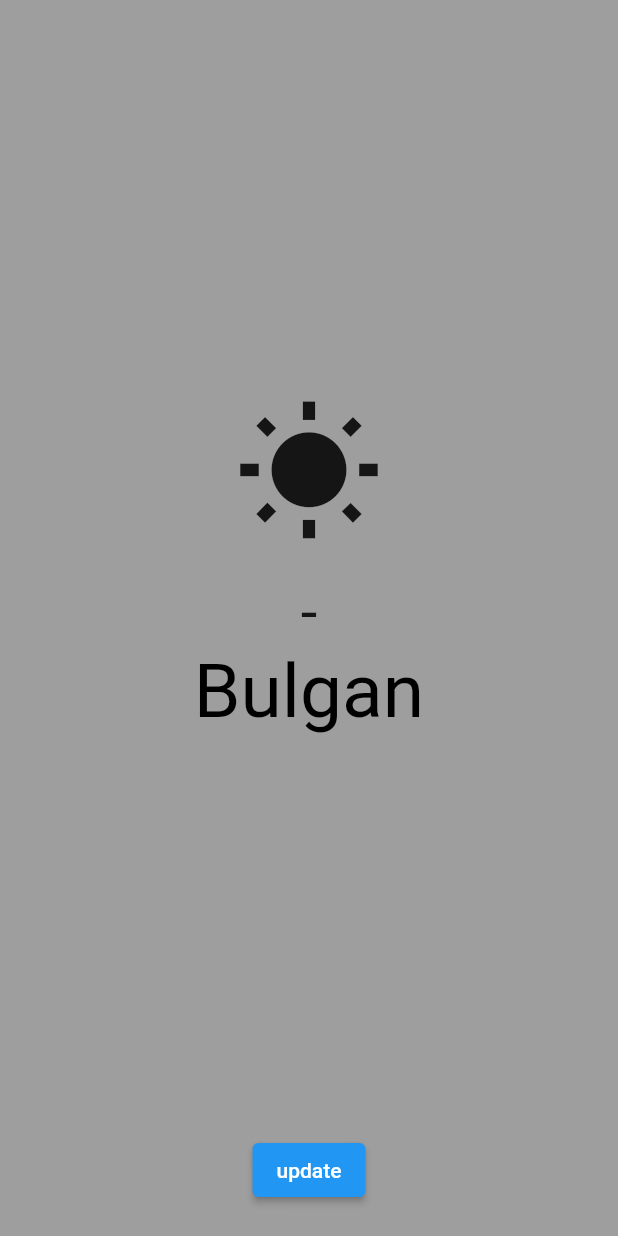
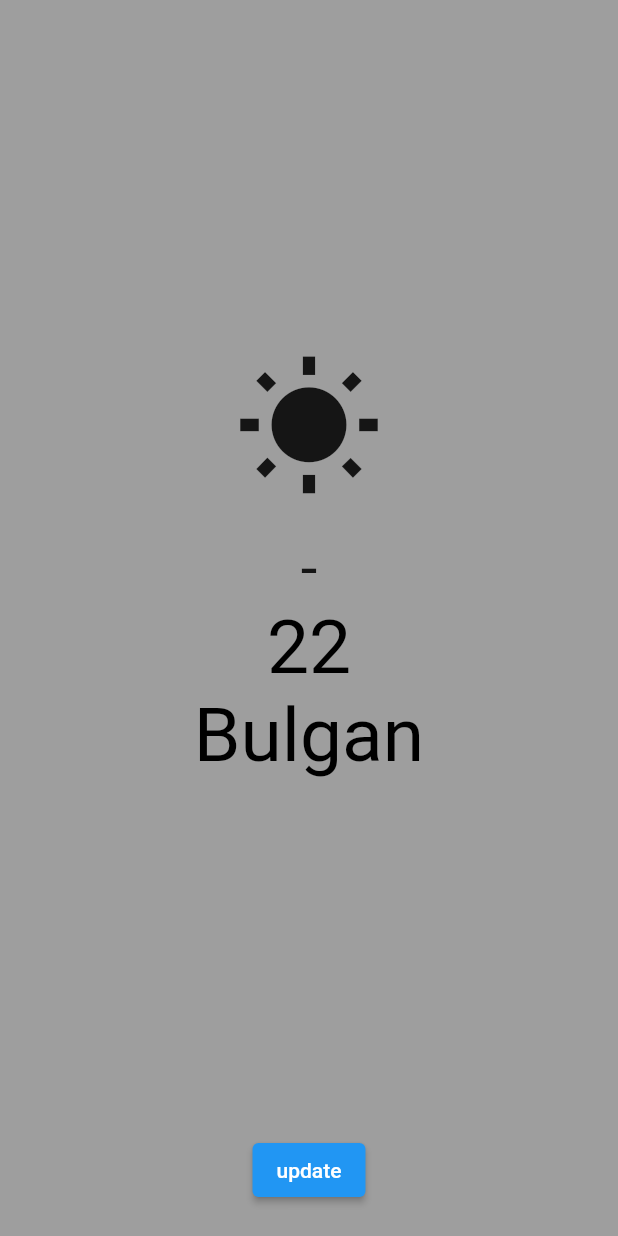
Before and after one commit to bulgaa1111/weather_app, a Flutter app: the screen it shows after launch, on a phone screen of 412 x 824 dp. Run offline on Flutter 3.47's test engine with Material 2 defaults, Android fonts, the phone set to English and light mode, and no system bars.

Commit message:
weather changing

```diff
--- a/lib/weather.dart
+++ b/lib/weather.dart
@@ -3,3 +3,9 @@ enum Weather {
   cloudy,
   rainy,
 }
+
+class WeatherData {
+  WeatherData(this.weather, this.degree);
+  final Weather weather;
+  final int degree;
+}
--- a/lib/weather_screen.dart
+++ b/lib/weather_screen.dart
@@ -32,7 +32,7 @@ class _WeatherScreenState extends State<WeatherScreen> {
                     case Weather.cloudy:
                       return Icon(Icons.wb_cloudy, size: 100);
                     case Weather.rainy:
-                      return Icon(Icons.wb_cloudy, size: 100);
+                      return Icon(Icons.umbrella, size: 100);
                     default:
                       return Icon(Icons.wb_sunny, size: 100);
                   }
@@ -47,22 +47,30 @@ class _WeatherScreenState extends State<WeatherScreen> {
                 );
               },
             ),
-            // Text(
-            //   '22',
-            //   style: TextStyle(fontSize: 50, color: Colors.black),
-            // ),
+            Text(
+              '22',
+              style: TextStyle(fontSize: 50, color: Colors.black),
+            ),
             const Text(
               'Bulgan',
               style: TextStyle(fontSize: 50, color: Colors.black),
             ),
             // SizedBox(height: 40),
             Spacer(),
-            ElevatedButton(
-              onPressed: () {
-                manager.updateWeather();
-              },
-              child: Text('update'),
-            ),
+            ValueListenableBuilder<bool>(
+                valueListenable: manager.isLoadingNotifier,
+                builder: (context, isLoading, child) {
+                  if (isLoading) {
+                    return CircularProgressIndicator();
+                  } else {
+                    return ElevatedButton(
+                      onPressed: () {
+                        manager.updateWeather();
+                      },
+                      child: Text('update'),
+                    );
+                  }
+                }),
             SizedBox(height: 20),
           ],
         ),
--- a/lib/weather_screen_manager.dart
+++ b/lib/weather_screen_manager.dart
@@ -1,19 +1,23 @@
 import 'package:flutter/material.dart';
 
 import 'weather.dart';
-import 'weather_data.dart';
+import 'weather_api.dart';
 
 class WeatherScreenManager {
   final weatherNotifier = ValueNotifier<Weather>(Weather.sunny);
   final degreeNotifier = ValueNotifier<String>('-');
-  final weatherData = WeatherData();
+  final isLoadingNotifier = ValueNotifier<bool>(false);
+  final weatherData = WeatherApi();
 
   void updateWeather() async {
-    print('updating...');
-    final degree = await weatherData.getDegree();
-    degreeNotifier.value = '$degree';
+    isLoadingNotifier.value = true;
 
-    weatherNotifier.value = await weatherData.getWeather();
+    final WeatherData data = await weatherData.getWeatherData();
+    degreeNotifier.value = '${data.degree}';
+
+    weatherNotifier.value = data.weather;
+
+    isLoadingNotifier.value = false;
   }
 }
 
```
Also changed, not shown: lib/weather_api.dart (added, +32 -0 lines), lib/weather_data.dart (deleted, +0 -42 lines).
